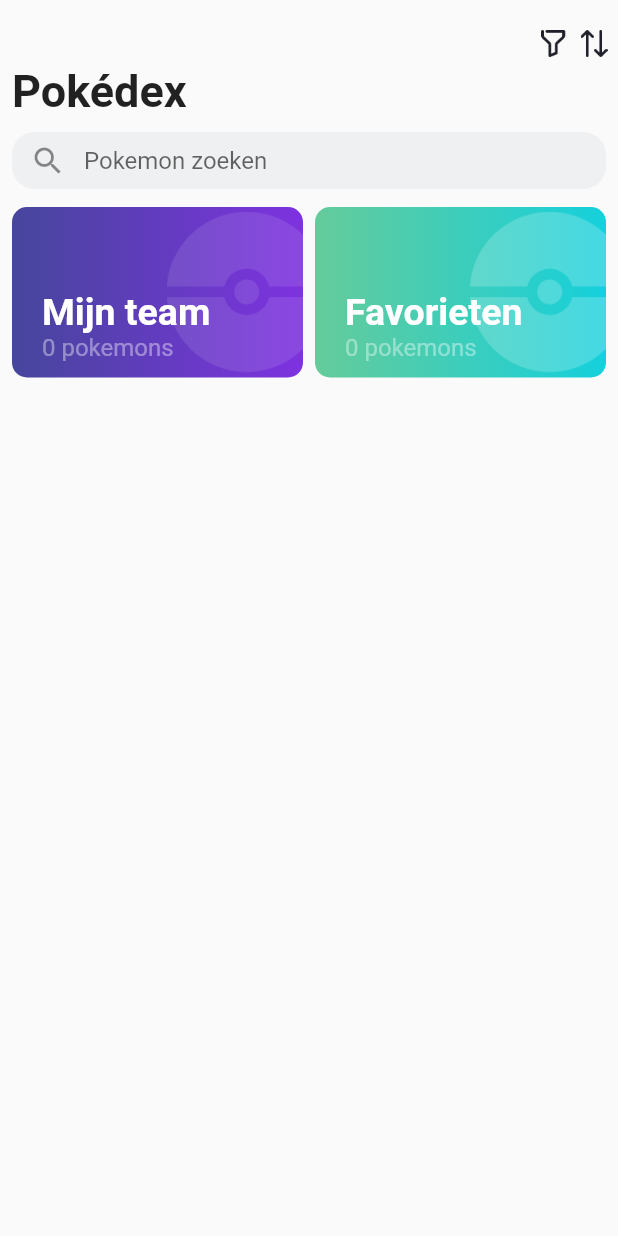
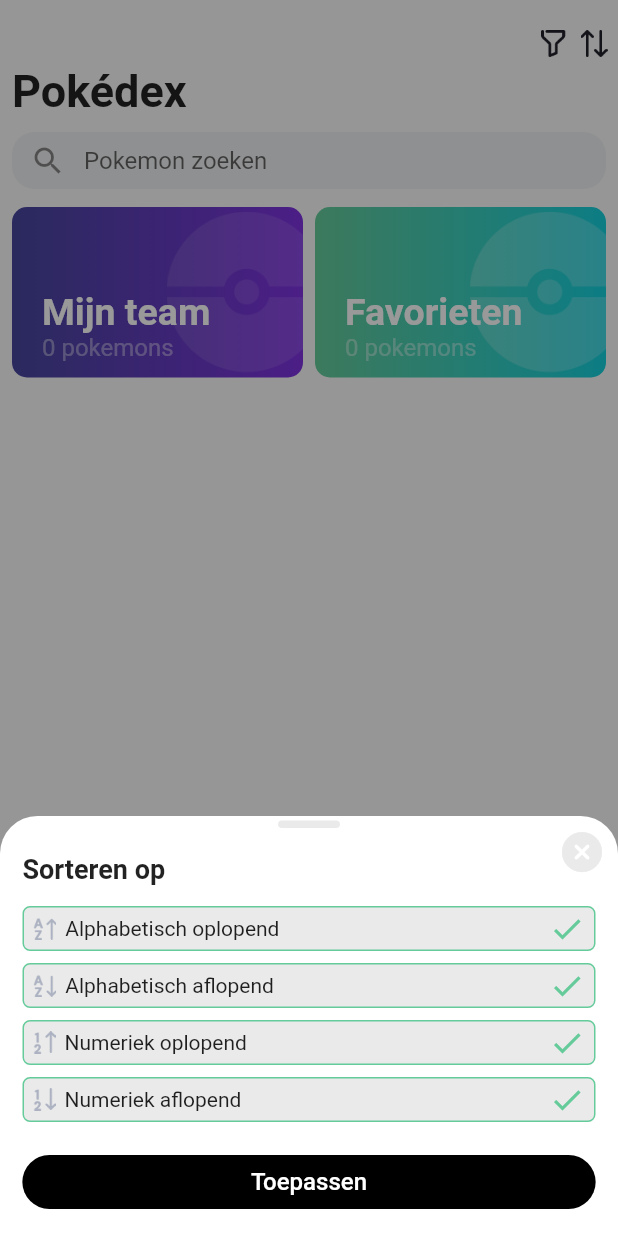
Before and after one commit to YaniMaassenPXL/wisemen_sollicitatie_pokemon_app, a Flutter app: the screen it shows after launch, on a phone screen of 412 x 824 dp. Run offline on Flutter 3.47's test engine with Material 2 defaults, Android fonts, the phone set to English and light mode, and no system bars; our stand-ins replace bloc, carousel_slider, equatable, flutter_bloc, hive, hive_flutter and 2 more; accounts and stored records are empty; generated files the repository leaves out were written again; network calls fail.

Commit message:
Popup filter with icon images (only aesthetics, no functionality)

```diff
--- a/lib/home/view/home.dart
+++ b/lib/home/view/home.dart
@@ -29,7 +29,9 @@ class HomeView extends StatelessWidget {
       case HomeStatus.failure:
         return const Center(child: Text('Oops something went wrong!'));
       case HomeStatus.success:
-        return Column(
+        return Stack(
+          children: [
+            Column(
               children: [
                 IconBar(),
                 Expanded(
@@ -73,6 +75,9 @@ class HomeView extends StatelessWidget {
                   ),
                 )
               ],
+            ),
+            PopupFilter()
+          ],
         );
       case HomeStatus.loading:
         return const Center(child: CircularProgressIndicator());
--- /dev/null
+++ b/lib/home/widgets/popup_filter.dart
@@ -0,0 +1,203 @@
+import 'dart:math';
+
+import 'package:flutter/material.dart';
+
+class PopupFilter extends StatelessWidget {
+  const PopupFilter({Key? key, this.onDismissed}) : super(key: key);
+
+  final DismissDirectionCallback? onDismissed;
+
+  @override
+  Widget build(BuildContext context) {
+    return Container(
+      width: MediaQuery.of(context).size.width,
+      height: MediaQuery.of(context).size.height,
+      color: Colors.black.withOpacity(0.4),
+      child: Align(
+        alignment: Alignment.bottomCenter,
+        child: Container(
+          width: MediaQuery.of(context).size.width,
+          decoration: BoxDecoration(
+            color: Colors.white,
+            borderRadius: BorderRadius.only(topLeft: Radius.circular(25), topRight: Radius.circular(25))
+          ),
+          child: GestureDetector(
+            onPanUpdate: (details) {
+              // Swiping in down direction.
+              if (details.delta.dy > 0) {
+                onDismissed;
+              }
+            },
+            child: Column(
+              mainAxisSize: MainAxisSize.min,
+              mainAxisAlignment: MainAxisAlignment.end,
+              children: [
+                Stack(
+                  children: [
+                    Align(
+                      alignment: Alignment.bottomLeft,
+                      child: Padding(
+                        padding: const EdgeInsets.only(top: 25, left: 15, bottom: 10),
+                        child: Text('Sorteren op', style: TextStyle(
+                            fontWeight: FontWeight.bold,
+                            fontSize: 18
+                        )),
+                      ),
+                    ),
+                    Align(
+                      alignment: Alignment.topCenter,
+                      child: Padding(
+                        padding: const EdgeInsets.only(top: 3),
+                        child: Container(
+                          height: 5,
+                          width: MediaQuery.of(context).size.width * .1,
+                          decoration: BoxDecoration(
+                              color: Color.fromRGBO(234, 234, 234, 1),
+                              borderRadius: BorderRadius.circular(5)
+                          ),
+                        ),
+                      ),
+                    ),
+                    Align(
+                      alignment: Alignment.topRight,
+                      child: IconButton(
+                          padding: EdgeInsets.zero,
+                          onPressed: () => onDismissed,
+                          icon: Transform.rotate(
+                            angle: -pi / 4,
+                            child: Icon(Icons.add_circle_rounded, color: Color.fromRGBO(234, 234, 234, 1), size: 32),
+                          )
+                      ),
+                    ),
+                  ],
+                ),
+                Padding(
+                  padding: const EdgeInsets.symmetric(horizontal: 15, vertical: 4),
+                  child: Container(
+                    height: 30,
+                    decoration: BoxDecoration(
+                      color: Color.fromRGBO(234, 234, 234, 1),
+                      borderRadius: BorderRadius.circular(5),
+                      border: Border.all(color: Color.fromRGBO(101, 203, 154, 1))
+                    ),
+                    child: Row(
+                      children: [
+                        Padding(
+                          padding: const EdgeInsets.symmetric(horizontal: 6),
+                          child: Image.asset('assets/aa.png', height: 15,),
+                        ),
+                        Expanded(child: Text('Alphabetisch oplopend')),
+                        Padding(
+                          padding: const EdgeInsets.only(right: 6),
+                          child: Icon(Icons.check, color: Color.fromRGBO(101, 203, 154, 1)),
+                        )
+                      ],
+                    ),
+                  ),
+                ),
+                Padding(
+                  padding: const EdgeInsets.symmetric(horizontal: 15, vertical: 4),
+                  child: Container(
+                    height: 30,
+                    decoration: BoxDecoration(
+                        color: Color.fromRGBO(234, 234, 234, 1),
+                        borderRadius: BorderRadius.circular(5),
+                        border: Border.all(color: Color.fromRGBO(101, 203, 154, 1))
+                    ),
+                    child: Row(
+                      children: [
+                        Padding(
+                          padding: const EdgeInsets.symmetric(horizontal: 6),
+                          child: Image.asset('assets/ad.png', height: 15,),
+                        ),
+                        Expanded(child: Text('Alphabetisch aflopend')),
+                        Padding(
+                          padding: const EdgeInsets.only(right: 6),
+                          child: Icon(Icons.check, color: Color.fromRGBO(101, 203, 154, 1)),
+                        )
+                      ],
+                    ),
+                  ),
+                ),
+                Padding(
+                  padding: const EdgeInsets.symmetric(horizontal: 15, vertical: 4),
+                  child: Container(
+                    height: 30,
+                    decoration: BoxDecoration(
+                        color: Color.fromRGBO(234, 234, 234, 1),
+                        borderRadius: BorderRadius.circular(5),
+                        border: Border.all(color: Color.fromRGBO(101, 203, 154, 1))
+                    ),
+                    child: Row(
+                      children: [
+                        Padding(
+                          padding: const EdgeInsets.symmetric(horizontal: 6),
+                          child: Image.asset('assets/na.png', height: 15),
+                        ),
+                        Expanded(child: Text('Numeriek oplopend')),
+                        Padding(
+                          padding: const EdgeInsets.only(right: 6),
+                          child: Icon(Icons.check, color: Color.fromRGBO(101, 203, 154, 1)),
+                        )
+                      ],
+                    ),
+                  ),
+                ),
+                Padding(
+                  padding: const EdgeInsets.symmetric(horizontal: 15, vertical: 4),
+                  child: Container(
+                    height: 30,
+                    decoration: BoxDecoration(
+                        color: Color.fromRGBO(234, 234, 234, 1),
+                        borderRadius: BorderRadius.circular(5),
+                        border: Border.all(color: Color.fromRGBO(101, 203, 154, 1))
+                    ),
+                    child: Row(
+                      children: [
+                        Padding(
+                          padding: const EdgeInsets.symmetric(horizontal: 6),
+                          child: Image.asset('assets/nd.png', height: 15),
+                        ),
+                        Expanded(child: Text('Numeriek aflopend')),
+                        Padding(
+                          padding: const EdgeInsets.only(right: 6),
+                          child: Icon(Icons.check, color: Color.fromRGBO(101, 203, 154, 1)),
+                        )
+                      ],
+                    ),
+                  ),
+                ),
+                Padding(
+                  padding: const EdgeInsets.symmetric(vertical: 12),
+                  child: ElevatedButton(
+                    onPressed: null,
+                    child: SizedBox(
+                      width: MediaQuery.of(context).size.width * .85,
+                      child: Padding(
+                        padding: const EdgeInsets.symmetric(vertical: 8.0),
+                        child: Text('Toepassen',
+                            textAlign: TextAlign.center,
+                            style: TextStyle(fontSize: 16, color: Colors.white)),
+                      ),
+                    ),
+                    style: ButtonStyle(
+                      shape: MaterialStateProperty.all<RoundedRectangleBorder>(
+                          RoundedRectangleBorder(
+                            borderRadius: BorderRadius.circular(18.0),
+                          )),
+                      backgroundColor: MaterialStateProperty.resolveWith<Color>(
+                            (Set<MaterialState> states) {
+                          return Colors.black;
+                        },
+                      ),
+                    ),
+                  ),
+                ),
+              ],
+            ),
+          ),
+        ),
+      ),
+    );
+  }
+}
--- a/lib/home/widgets/widgets.dart
+++ b/lib/home/widgets/widgets.dart
@@ -2,3 +2,4 @@ export 'icon_bar.dart';
 export 'pokemon_list_tile.dart';
 export 'search_bar.dart';
 export 'selection_card.dart';
+export 'popup_filter.dart';
```
Also changed, not shown: assets/aa.png (added), assets/ad.png (added), assets/na.png (added), assets/nd.png (added). Lines whose indentation alone changed are shown as unchanged.
